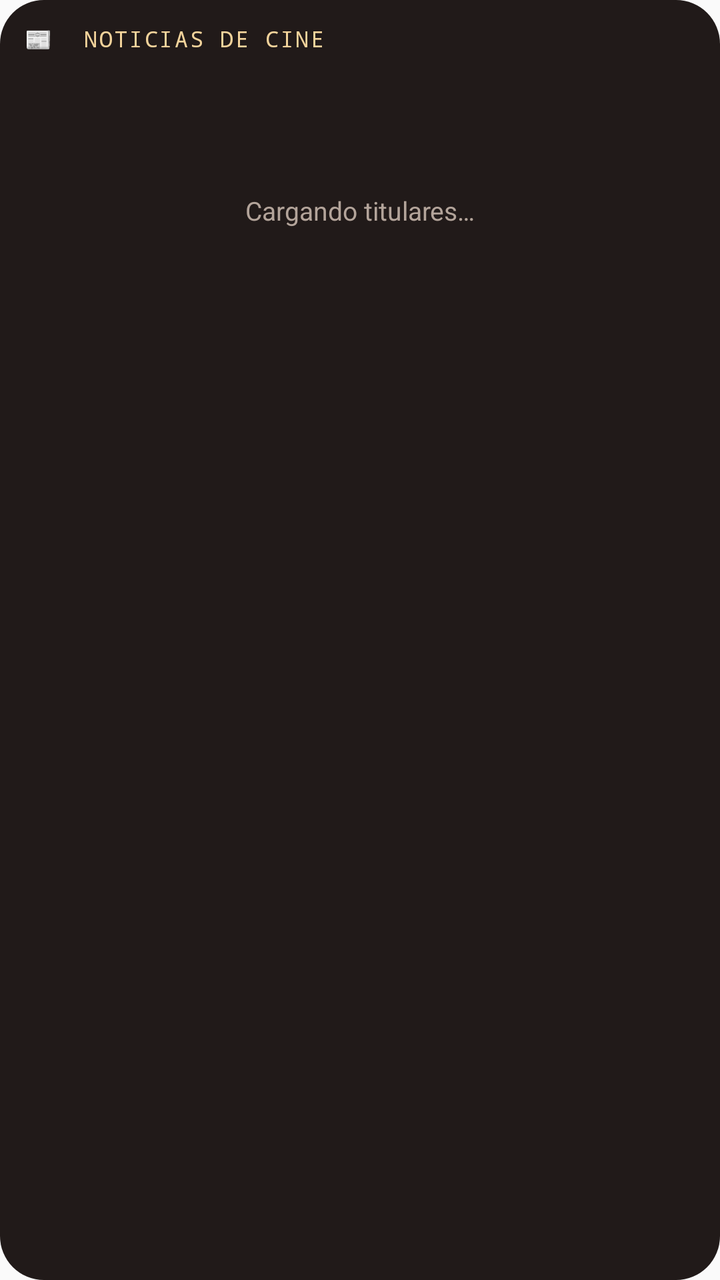
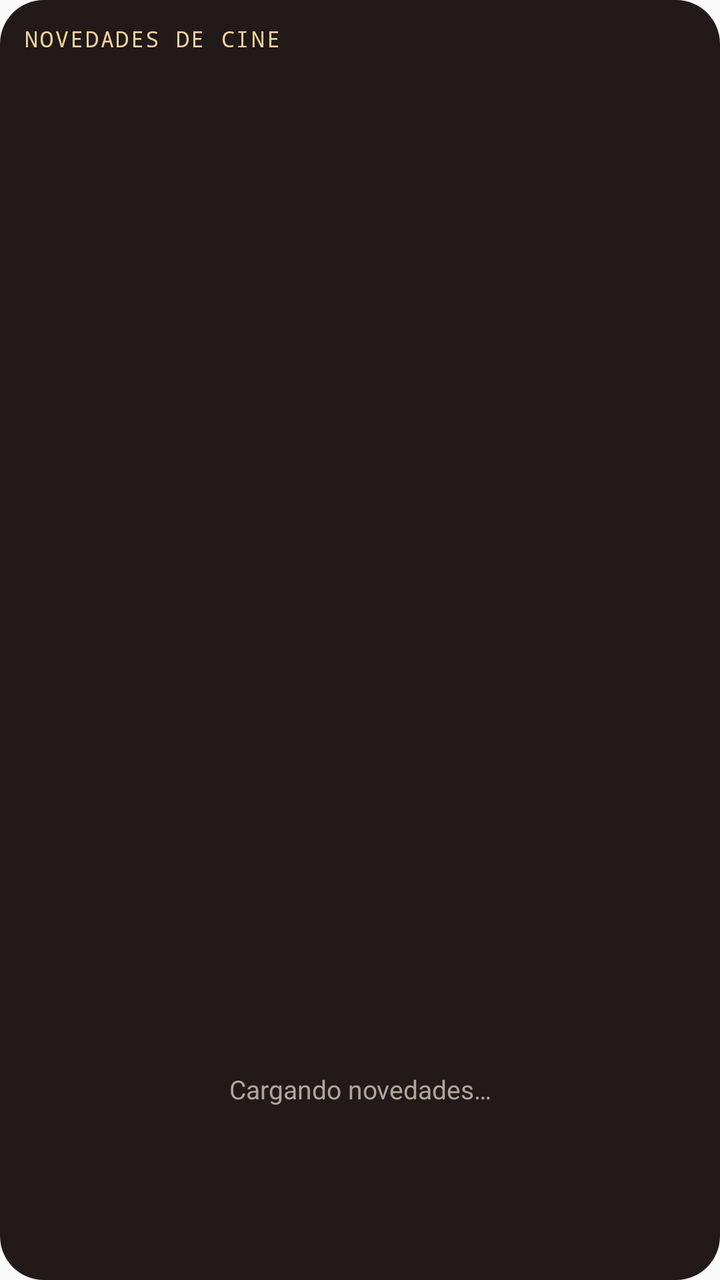

Compare the two renders of this Android layout. The source of the first and the diff that turns it into the second are given below.
<!-- AndroidManifest.xml: application theme AppTheme -->
<!-- res/layout/widget_news.xml -->
<?xml version="1.0" encoding="utf-8"?>
<LinearLayout xmlns:android="http://schemas.android.com/apk/res/android"
    android:layout_width="match_parent"
    android:layout_height="match_parent"
    android:background="@drawable/widget_bg"
    android:orientation="vertical"
    android:padding="12dp">

    <TextView
        android:id="@+id/news_head"
        android:layout_width="match_parent"
        android:layout_height="wrap_content"
        android:paddingBottom="4dp"
        android:text="📰  NOTICIAS DE CINE"
        android:textColor="#F2D39B"
        android:textSize="11sp"
        android:letterSpacing="0.08"
        android:fontFamily="monospace" />

    <TextView
        android:id="@+id/news_empty"
        android:layout_width="match_parent"
        android:layout_height="0dp"
        android:layout_weight="1"
        android:gravity="center"
        android:text="Cargando titulares…"
        android:textColor="#B3A49A"
        android:textSize="13sp" />

    <LinearLayout
        android:id="@+id/news_row1"
        android:layout_width="match_parent"
        android:layout_height="0dp"
        android:layout_weight="1"
        android:gravity="center_vertical"
        android:orientation="vertical"
        android:paddingTop="4dp"
        android:paddingBottom="4dp">

        <TextView
            android:id="@+id/news_src1"
            android:layout_width="wrap_content"
            android:layout_height="wrap_content"
            android:maxLines="1"
            android:textColor="#E8875B"
            android:textSize="10sp"
            android:letterSpacing="0.06"
            android:fontFamily="monospace" />

        <TextView
            android:id="@+id/news_title1"
            android:layout_width="match_parent"
            android:layout_height="wrap_content"
            android:ellipsize="end"
            android:maxLines="2"
            android:textColor="#F6ECE0"
            android:textSize="13sp" />
    </LinearLayout>

    <LinearLayout
        android:id="@+id/news_row2"
        android:layout_width="match_parent"
        android:layout_height="0dp"
        android:layout_weight="1"
        android:gravity="center_vertical"
        android:orientation="vertical"
        android:paddingTop="4dp"
        android:paddingBottom="4dp">

        <TextView
            android:id="@+id/news_src2"
            android:layout_width="wrap_content"
            android:layout_height="wrap_content"
            android:maxLines="1"
            android:textColor="#E8875B"
            android:textSize="10sp"
            android:letterSpacing="0.06"
            android:fontFamily="monospace" />

        <TextView
            android:id="@+id/news_title2"
            android:layout_width="match_parent"
            android:layout_height="wrap_content"
            android:ellipsize="end"
            android:maxLines="2"
            android:textColor="#F6ECE0"
            android:textSize="13sp" />
    </LinearLayout>

    <LinearLayout
        android:id="@+id/news_row3"
        android:layout_width="match_parent"
        android:layout_height="0dp"
        android:layout_weight="1"
        android:gravity="center_vertical"
        android:orientation="vertical"
        android:paddingTop="4dp"
        android:paddingBottom="4dp">

        <TextView
            android:id="@+id/news_src3"
            android:layout_width="wrap_content"
            android:layout_height="wrap_content"
            android:maxLines="1"
            android:textColor="#E8875B"
            android:textSize="10sp"
            android:letterSpacing="0.06"
            android:fontFamily="monospace" />

        <TextView
            android:id="@+id/news_title3"
            android:layout_width="match_parent"
            android:layout_height="wrap_content"
            android:ellipsize="end"
            android:maxLines="2"
            android:textColor="#F6ECE0"
            android:textSize="13sp" />
    </LinearLayout>
</LinearLayout>
<!-- resources referenced by this layout -->
<resources>
  <!-- drawable widget_bg (drawable) -->
  <?xml version="1.0" encoding="utf-8"?>
  <shape xmlns:android="http://schemas.android.com/apk/res/android" android:shape="rectangle">
      <solid android:color="#211A19" />
      <corners android:radius="22dp" />
  </shape>
  <style name="AppTheme" parent="Theme.AppCompat.Light.DarkActionBar">
          
          <item name="colorPrimary">@color/colorPrimary</item>
          <item name="colorPrimaryDark">@color/colorPrimaryDark</item>
          <item name="colorAccent">@color/colorAccent</item>
      </style>
</resources>

<!-- the commit's change to res/layout/widget_news.xml (unified diff, before → after) -->
@@ -10,32 +10,44 @@
         android:id="@+id/news_head"
         android:layout_width="match_parent"
         android:layout_height="wrap_content"
-        android:paddingBottom="4dp"
-        android:text="📰  NOTICIAS DE CINE"
+        android:paddingBottom="6dp"
+        android:text="NOVEDADES DE CINE"
         android:textColor="#F2D39B"
         android:textSize="11sp"
         android:letterSpacing="0.08"
         android:fontFamily="monospace" />
 
+    <ViewFlipper
+        android:id="@+id/news_flipper"
+        android:layout_width="match_parent"
+        android:layout_height="0dp"
+        android:layout_weight="1"
+        android:minHeight="90dp"
+        android:autoStart="true"
+        android:flipInterval="5000"
+        android:inAnimation="@anim/widget_slide_in"
+        android:outAnimation="@anim/widget_slide_out"
+        android:background="@drawable/widget_bg">
+
+        
+    </ViewFlipper>
+
     <TextView
         android:id="@+id/news_empty"
         android:layout_width="match_parent"
-        android:layout_height="0dp"
-        android:layout_weight="1"
+        android:layout_height="wrap_content"
         android:gravity="center"
-        android:text="Cargando titulares…"
+        android:paddingTop="6dp"
+        android:text="Cargando novedades…"
         android:textColor="#B3A49A"
         android:textSize="13sp" />
 
     <LinearLayout
         android:id="@+id/news_row1"
         android:layout_width="match_parent"
-        android:layout_height="0dp"
-        android:layout_weight="1"
-        android:gravity="center_vertical"
+        android:layout_height="wrap_content"
         android:orientation="vertical"
-        android:paddingTop="4dp"
-        android:paddingBottom="4dp">
+        android:paddingTop="6dp">
 
         <TextView
             android:id="@+id/news_src1"
@@ -60,12 +72,9 @@
     <LinearLayout
         android:id="@+id/news_row2"
         android:layout_width="match_parent"
-        android:layout_height="0dp"
-        android:layout_weight="1"
-        android:gravity="center_vertical"
+        android:layout_height="wrap_content"
         android:orientation="vertical"
-        android:paddingTop="4dp"
-        android:paddingBottom="4dp">
+        android:paddingTop="6dp">
 
         <TextView
             android:id="@+id/news_src2"
@@ -86,34 +95,4 @@
             android:textColor="#F6ECE0"
             android:textSize="13sp" />
     </LinearLayout>
-
-    <LinearLayout
-        android:id="@+id/news_row3"
-        android:layout_width="match_parent"
-        android:layout_height="0dp"
-        android:layout_weight="1"
-        android:gravity="center_vertical"
-        android:orientation="vertical"
-        android:paddingTop="4dp"
-        android:paddingBottom="4dp">
-
-        <TextView
-            android:id="@+id/news_src3"
-            android:layout_width="wrap_content"
-            android:layout_height="wrap_content"
-            android:maxLines="1"
-            android:textColor="#E8875B"
-            android:textSize="10sp"
-            android:letterSpacing="0.06"
-            android:fontFamily="monospace" />
-
-        <TextView
-            android:id="@+id/news_title3"
-            android:layout_width="match_parent"
-            android:layout_height="wrap_content"
-            android:ellipsize="end"
-            android:maxLines="2"
-            android:textColor="#F6ECE0"
-            android:textSize="13sp" />
-    </LinearLayout>
 </LinearLayout>
